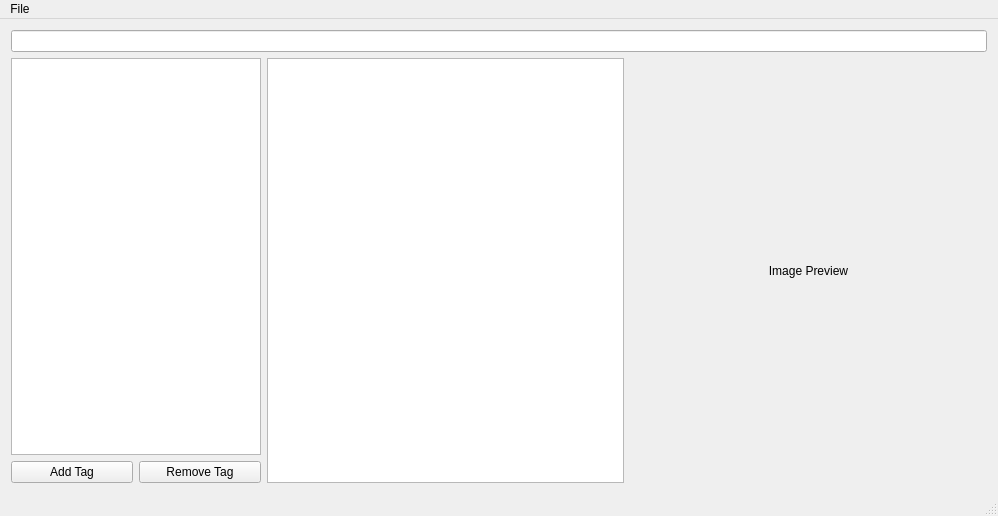
AlabasterAxe/HDDOrganizer, file mainwindow.ui: the form before one commit.
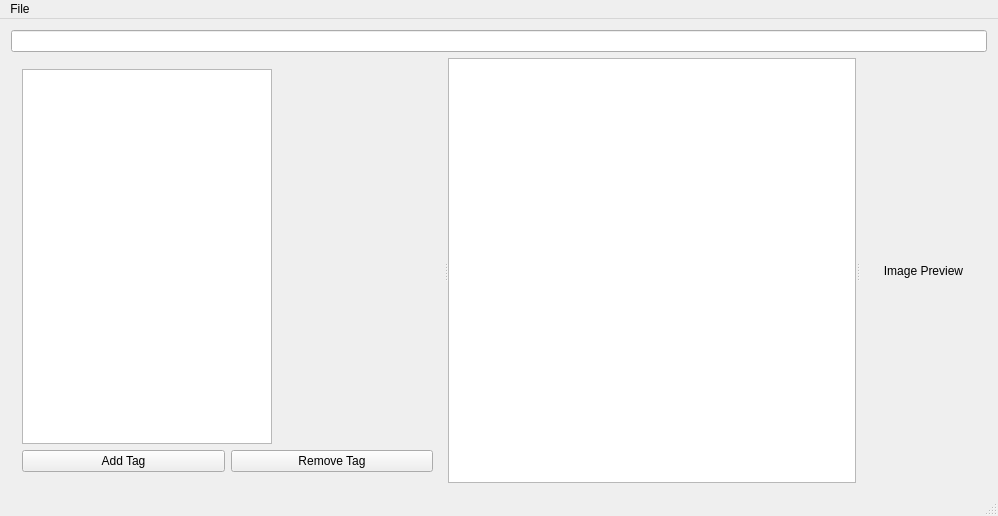
The form after the commit. Custom widgets are drawn as their Qt base class.

Commit message: resizable widgets

Patch:
```diff
--- a/mainwindow.ui
+++ b/mainwindow.ui
@@ -23,8 +23,11 @@
      </widget>
     </item>
     <item>
-     <layout class="QHBoxLayout" name="horizontalLayout">
-      <item>
+     <widget class="QSplitter" name="splitter">
+      <property name="orientation">
+       <enum>Qt::Horizontal</enum>
+      </property>
+      <widget class="QWidget" name="">
        <layout class="QVBoxLayout" name="verticalLayout_2">
         <item>
          <widget class="TagTreeView" name="treeView">
@@ -73,8 +76,7 @@
          </layout>
         </item>
        </layout>
-      </item>
-      <item>
+      </widget>
        <widget class="FileTableView" name="tableView">
         <property name="maximumSize">
          <size>
@@ -113,8 +115,6 @@
          <bool>false</bool>
         </attribute>
        </widget>
-      </item>
-      <item>
        <widget class="QLabel" name="label">
         <property name="sizePolicy">
          <sizepolicy hsizetype="Expanding" vsizetype="Preferred">
@@ -129,8 +129,7 @@
          <set>Qt::AlignCenter</set>
         </property>
        </widget>
-      </item>
-     </layout>
+     </widget>
     </item>
    </layout>
   </widget>
```
Lines whose indentation alone changed are shown as unchanged.
